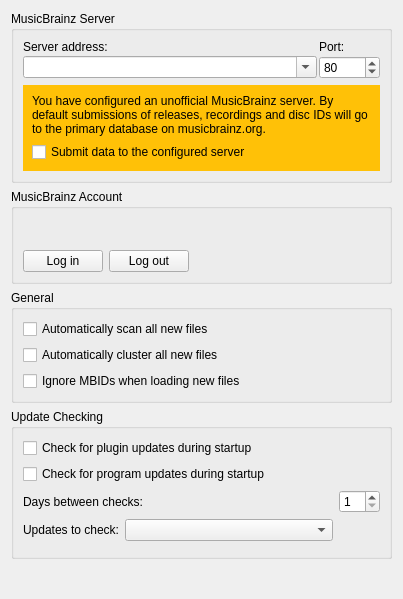
metabrainz/picard, file ui/options_general.ui: the form before one commit.
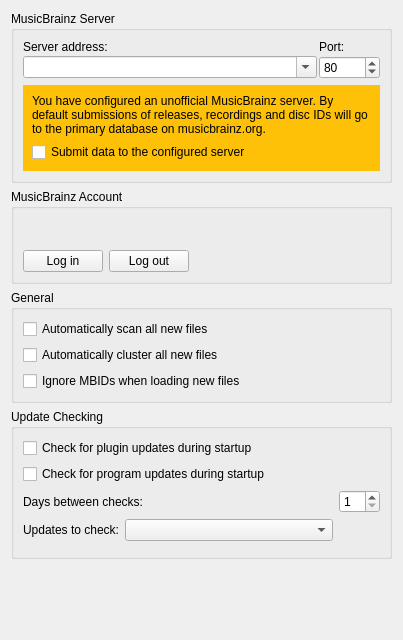
The form after the commit.

Diff of the .ui file:
```diff
--- a/ui/options_general.ui
+++ b/ui/options_general.ui
@@ -7,7 +7,7 @@
     <x>0</x>
     <y>0</y>
     <width>403</width>
-    <height>599</height>
+    <height>640</height>
    </rect>
   </property>
   <property name="sizePolicy">
```
Left out of the diff: 1 changed line with no effect on the pictures.
